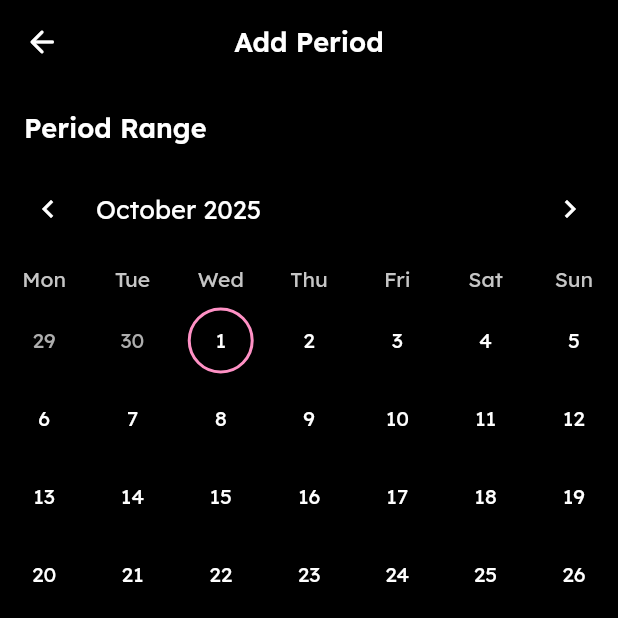
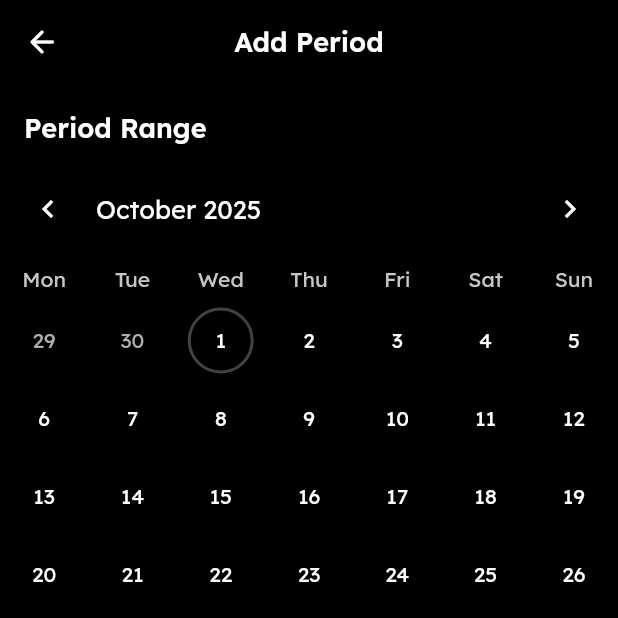
Before and after one commit to lebaaar/period_tracker, a Flutter app: the HomePage screen opened directly, after a tap on the "add" icon, on a phone screen of 412 x 824 dp, the top half of it. Run offline on Flutter 3.47's test engine with Material 3 defaults, Android fonts, the phone set to English and light mode, and no system bars; drawn by our look-alikes of table_calendar; our stand-ins replace flutter_local_notifications, go_router, google_fonts, package_info_plus, shared_preferences, sqflite and 1 more; accounts and stored records are empty.

Commit message:
mark upcoming period in home page calendar + change today border color

```diff
--- a/lib/pages/home_page.dart
+++ b/lib/pages/home_page.dart
@@ -152,72 +152,29 @@ class _HomePageState extends State<HomePage> with TickerProviderStateMixin {
                   ),
                   calendarStyle: CalendarStyle(outsideDaysVisible: false),
                   calendarBuilders: CalendarBuilders(
-                defaultBuilder: (context, day, focusedDay) {
-                  return _defaultBuilder(context, day, focusedDay, periods);
-                },
-                todayBuilder: (context, day, focusedDay) {
-                  final isInPeriod = PeriodService.isInPeriod(day, periods);
-                  if (isInPeriod) {
-                    return _defaultBuilder(context, day, focusedDay, periods);
-                  }
-                  return Container(
-                    margin: const EdgeInsets.fromLTRB(0, 4, 0, 4),
-                    decoration: BoxDecoration(
-                      shape: BoxShape.circle,
-                      border: Border.all(
-                        color: Theme.of(context).colorScheme.primary,
-                        width: 2,
+                    defaultBuilder: (context, day, focusedDay) =>
+                        _defaultBuilder(
+                          context,
+                          day,
+                          focusedDay,
+                          periods,
+                          nextPeriodDate,
                         ),
+                    todayBuilder: (context, day, focusedDay) => _todayBuilder(
+                      context,
+                      day,
+                      focusedDay,
+                      periods,
+                      nextPeriodDate,
                     ),
-                    child: Center(
-                      child: Text(
-                        '${day.day}',
-                        style: TextStyle(
-                          color: Theme.of(context).colorScheme.onSurface,
+                    selectedBuilder: (context, day, focusedDay) =>
+                        _selectedBuilder(
+                          context,
+                          day,
+                          focusedDay,
+                          periods,
+                          nextPeriodDate,
                         ),
-                      ),
-                    ),
-                  );
-                },
-                selectedBuilder: (context, day, focusedDay) {
-                  final isInPeriod = PeriodService.isInPeriod(day, periods);
-                  final isStartDay = PeriodService.isStartDay(day, periods);
-                  final isEndDay = PeriodService.isEndDay(day, periods);
-
-                  BoxDecoration? decoration;
-                  Color? textColor;
-                  if (isInPeriod) {
-                    decoration = BoxDecoration(
-                      color: Theme.of(context).colorScheme.primary,
-                      borderRadius: BorderRadius.horizontal(
-                        left: isStartDay
-                            ? const Radius.circular(99)
-                            : Radius.zero,
-                        right: isEndDay
-                            ? const Radius.circular(99)
-                            : Radius.zero,
-                      ),
-                    );
-                    textColor = Theme.of(context).colorScheme.surface;
-                  } else {
-                    decoration = BoxDecoration(
-                      color: Theme.of(context).colorScheme.primary,
-                      shape: BoxShape.circle,
-                    );
-                    textColor = Theme.of(context).colorScheme.onPrimary;
-                  }
-
-                  return Container(
-                    margin: const EdgeInsets.fromLTRB(0, 4, 0, 4),
-                    decoration: decoration,
-                    child: Center(
-                      child: Text(
-                        '${day.day}',
-                        style: TextStyle(color: textColor),
-                      ),
-                    ),
-                  );
-                },
                   ),
                 ),
               ),
@@ -280,7 +237,18 @@ class _HomePageState extends State<HomePage> with TickerProviderStateMixin {
     );
   }
 
-  Widget _defaultBuilder(BuildContext context, day, focusedDay, periods) {
+  Widget _defaultBuilder(
+    BuildContext context,
+    DateTime day,
+    DateTime focusedDay,
+    periods,
+    DateTime? nextPeriodDate,
+  ) {
+    // distinguish 3 casesL
+    // - selected date is inside logged period
+    // - selected date is inside upcoming period
+    // - default builder for all other dates
+
     final isInPeriod = PeriodService.isInPeriod(day, periods);
     final isStartDay = PeriodService.isStartDay(day, periods);
     final isEndDay = PeriodService.isEndDay(day, periods);
@@ -288,6 +256,7 @@ class _HomePageState extends State<HomePage> with TickerProviderStateMixin {
     BoxDecoration? decoration;
     Color? textColor;
     if (isInPeriod) {
+      // day is inside logged period
       decoration = BoxDecoration(
         color: Theme.of(context).colorScheme.secondary,
         borderRadius: BorderRadius.horizontal(
@@ -296,6 +265,193 @@ class _HomePageState extends State<HomePage> with TickerProviderStateMixin {
         ),
       );
       textColor = Theme.of(context).colorScheme.onSurface;
+    }
+
+    // next period date styling
+    if (nextPeriodDate != null) {
+      DateTime nextPeriodStart = DateTimeHelper.stripTime(nextPeriodDate);
+      DateTime nextPeriodEnd = DateTimeHelper.stripTime(
+        nextPeriodDate.add(Duration(days: 5 - 1)),
+      );
+      DateTime current = DateTimeHelper.stripTime(day);
+      Color primaryColor = Theme.of(context).colorScheme.primary;
+
+      if (DateTimeHelper.dayBetweenDates(
+        current,
+        nextPeriodStart,
+        nextPeriodEnd,
+      )) {
+        // day is inside upcoming period
+        final isNextPeriodStartDay = DateTimeHelper.isSameDay(
+          nextPeriodStart,
+          day,
+        );
+        final isNextPeriodEndDay = DateTimeHelper.isSameDay(nextPeriodEnd, day);
+        decoration = BoxDecoration(
+          border: Border(
+            left: isNextPeriodStartDay
+                ? BorderSide(color: primaryColor, width: 2)
+                : BorderSide.none,
+            right: isNextPeriodEndDay
+                ? BorderSide(color: primaryColor, width: 2)
+                : BorderSide.none,
+            top: BorderSide(color: primaryColor, width: 2),
+            bottom: BorderSide(color: primaryColor, width: 2),
+          ),
+          borderRadius: BorderRadius.horizontal(
+            left: isNextPeriodStartDay
+                ? const Radius.circular(99)
+                : Radius.zero,
+            right: isNextPeriodEndDay ? const Radius.circular(99) : Radius.zero,
+          ),
+        );
+        return Container(
+          margin: const EdgeInsets.fromLTRB(0, 4, 0, 4),
+          decoration: decoration,
+          child: Center(
+            child: Text('${day.day}', style: TextStyle(color: textColor)),
+          ),
+        );
+      }
+    }
+
+    // default builder
+    return Container(
+      margin: const EdgeInsets.fromLTRB(0, 4, 0, 4),
+      decoration: decoration,
+      child: Center(
+        child: Text('${day.day}', style: TextStyle(color: textColor)),
+      ),
+    );
+  }
+
+  Widget _todayBuilder(
+    BuildContext context,
+    DateTime day,
+    DateTime focusedDay,
+    periods,
+    DateTime? nextPeriodDate,
+  ) {
+    // distinguish 3 casesL
+    // - selected date is inside logged period
+    // - selected date is inside upcoming period
+    // - default builder for all other dates
+
+    final isInPeriod = PeriodService.isInPeriod(day, periods);
+
+    if (isInPeriod) {
+      // today is inside logged period
+      return _defaultBuilder(context, day, focusedDay, periods, nextPeriodDate);
+    }
+
+    // default styling that is returned if today is just a regular day, meaning it doesn't fall into any of the logged or upcoming periods
+    BoxDecoration? decoration = BoxDecoration(
+      shape: BoxShape.circle,
+      border: Border.all(
+        color: Theme.of(context).colorScheme.secondary, // TODO, remove?
+        width: 2,
+      ),
+    );
+    Color? textColor = Theme.of(context).colorScheme.onSurface;
+
+    if (nextPeriodDate != null) {
+      DateTime nextPeriodStart = DateTimeHelper.stripTime(nextPeriodDate);
+      DateTime nextPeriodEnd = DateTimeHelper.stripTime(
+        nextPeriodDate.add(Duration(days: 5 - 1)),
+      );
+      DateTime current = DateTimeHelper.stripTime(day);
+
+      if (DateTimeHelper.dayBetweenDates(
+        current,
+        nextPeriodStart,
+        nextPeriodEnd,
+      )) {
+        // selected date is inside upcoming period
+        return _defaultBuilder(
+          context,
+          day,
+          focusedDay,
+          periods,
+          nextPeriodDate,
+        );
+      }
+    }
+
+    return Container(
+      margin: const EdgeInsets.fromLTRB(0, 4, 0, 4),
+      decoration: decoration,
+      child: Center(
+        child: Text('${day.day}', style: TextStyle(color: textColor)),
+      ),
+    );
+  }
+
+  Widget _selectedBuilder(
+    BuildContext context,
+    DateTime day,
+    DateTime focusedDay,
+    periods,
+    DateTime? nextPeriodDate,
+  ) {
+    // distinguish 3 casesL
+    // - selected date is inside logged period
+    // - selected date is inside upcoming period
+    // - default builder for all other dates
+    final isInPeriod = PeriodService.isInPeriod(day, periods);
+    final isStartDay = PeriodService.isStartDay(day, periods);
+    final isEndDay = PeriodService.isEndDay(day, periods);
+
+    bool insideUpcomingPeriod = false;
+    bool isNextPeriodStartDay = false;
+    bool isNextPeriodEndDay = false;
+
+    if (nextPeriodDate != null) {
+      DateTime nextPeriodStart = DateTimeHelper.stripTime(nextPeriodDate);
+      DateTime nextPeriodEnd = DateTimeHelper.stripTime(
+        nextPeriodDate.add(Duration(days: 5 - 1)),
+      );
+      DateTime current = DateTimeHelper.stripTime(day);
+
+      if (DateTimeHelper.dayBetweenDates(
+        current,
+        nextPeriodStart,
+        nextPeriodEnd,
+      )) {
+        isNextPeriodStartDay = DateTimeHelper.isSameDay(nextPeriodStart, day);
+        isNextPeriodEndDay = DateTimeHelper.isSameDay(nextPeriodEnd, day);
+        insideUpcomingPeriod = true;
+      }
+    }
+
+    BoxDecoration? decoration;
+    Color? textColor;
+    if (isInPeriod) {
+      // selected date is inside logged period
+      decoration = BoxDecoration(
+        color: Theme.of(context).colorScheme.primary,
+        borderRadius: BorderRadius.horizontal(
+          left: isStartDay ? const Radius.circular(99) : Radius.zero,
+          right: isEndDay ? const Radius.circular(99) : Radius.zero,
+        ),
+      );
+      textColor = Theme.of(context).colorScheme.surface;
+    } else if (insideUpcomingPeriod) {
+      // selected day is inside upcoming period
+      decoration = BoxDecoration(
+        color: Theme.of(context).colorScheme.primary,
+        borderRadius: BorderRadius.horizontal(
+          left: isNextPeriodStartDay ? const Radius.circular(99) : Radius.zero,
+          right: isNextPeriodEndDay ? const Radius.circular(99) : Radius.zero,
+        ),
+      );
+      textColor = Theme.of(context).colorScheme.surface;
+    } else {
+      // default selector builder
+      decoration = BoxDecoration(
+        color: Theme.of(context).colorScheme.primary,
+        shape: BoxShape.circle,
+      );
+      textColor = Theme.of(context).colorScheme.onPrimary;
     }
 
     return Container(
--- a/lib/pages/log_period_page.dart
+++ b/lib/pages/log_period_page.dart
@@ -410,7 +410,7 @@ class _LogPeriodPageState extends State<LogPeriodPage> {
                       decoration: BoxDecoration(
                         shape: BoxShape.circle,
                         border: Border.all(
-                          color: Theme.of(context).colorScheme.primary,
+                          color: Theme.of(context).colorScheme.secondary,
                           width: 2,
                         ),
                       ),
```
Lines whose indentation alone changed are shown as unchanged.
